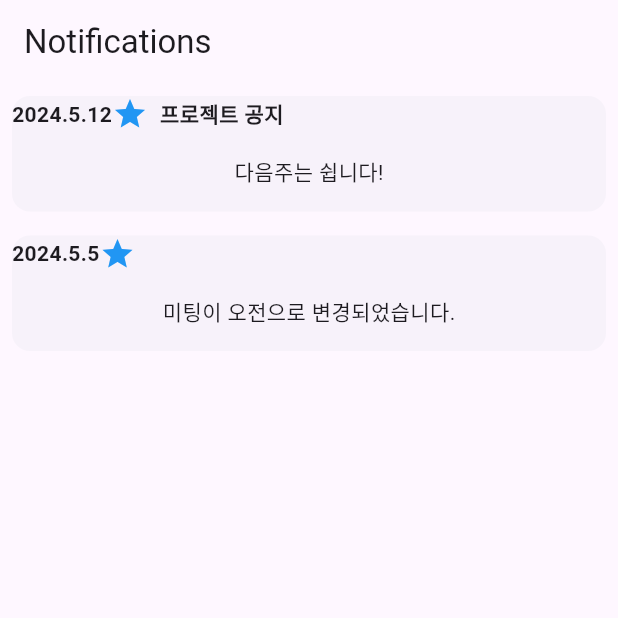
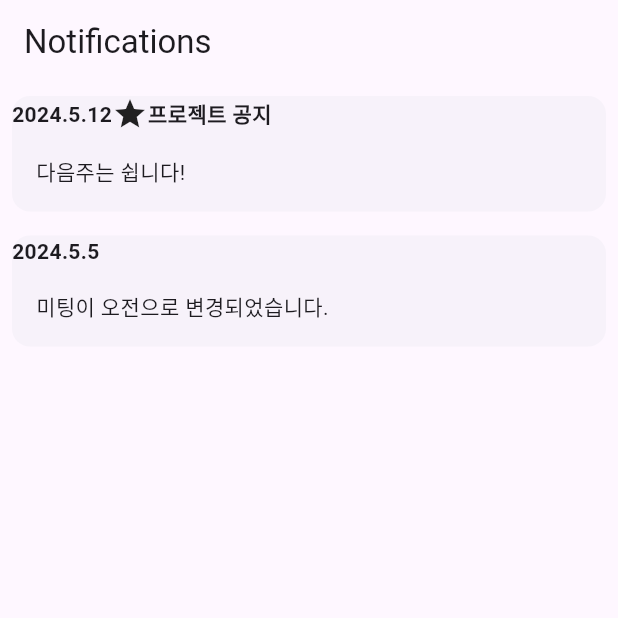
Before and after one commit to kattpish/ArtroomsFlutter, a Flutter app: the screen it shows after launch, on a phone screen of 412 x 824 dp, the top half of it. Run offline on Flutter 3.47's test engine with Material 3 defaults, Android fonts, the phone set to English and light mode, and no system bars; our stand-ins replace flutter_slidable; missing offline and left inert: dart:js_interop.

```diff
--- a/lib/ui/screens/screen_notices.dart
+++ b/lib/ui/screens/screen_notices.dart
@@ -20,19 +20,20 @@ class Notification {
   final String date;
   final String title;
   final String body;
-  IconData icon;
+  bool isVisible;
 
-  Notification(this.date, this.title, this.body, {this.icon =Icons.star});
+  Notification(this.date, this.title, this.body, {this.isVisible = true});
+
 }
 class _MyScreenNoticesState extends State<MyScreenNotices> {
   final List<Notification> notifications = [
-    Notification("2024.5.12", "프로젝트 공지", "다음주는 쉽니다!",icon:Icons.star ),
-    Notification("2024.5.5", "", "미팅이 오전으로 변경되었습니다.", icon: Icons.star )
-    // ... Add more notifications
+    Notification("2024.5.12", "프로젝트 공지", "다음주는 쉽니다!", isVisible: true ),
+    Notification("2024.5.5", "", "미팅이 오전으로 변경되었습니다.",  isVisible: false )
   ];
 
+
+
   void _viewDetails(BuildContext context, Notification notification) {
-    // Navigate to the details screen or show a dialog
     showDialog(
       context: context,
       builder: (context) {
@@ -64,6 +65,8 @@ class _MyScreenNoticesState extends State<MyScreenNotices> {
             margin: EdgeInsets.all(8.0),
             elevation: 0,
             child: Column(
+              mainAxisAlignment: MainAxisAlignment.start,
+              crossAxisAlignment: CrossAxisAlignment.start,
               children:  [
                 Row(
                   children: [
@@ -73,8 +76,10 @@ class _MyScreenNoticesState extends State<MyScreenNotices> {
                         fontWeight: FontWeight.bold,
                       ),
                     ),
-                   Icon(notification.icon as IconData?, color: Colors.blue),
-                    const SizedBox(width: 8.0),
+                    Visibility(
+                      visible: notification.isVisible,
+                      child: Icon(Icons.star),
+                    ),
                     Text(
                       notification.title,
                       style: TextStyle(
```
